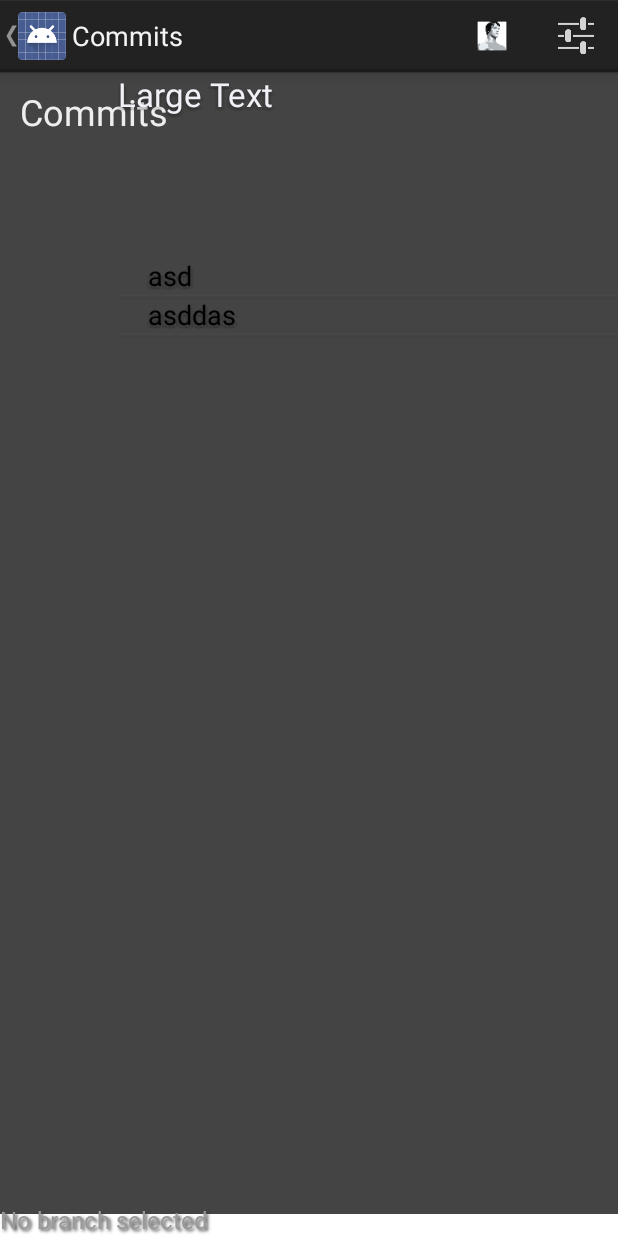
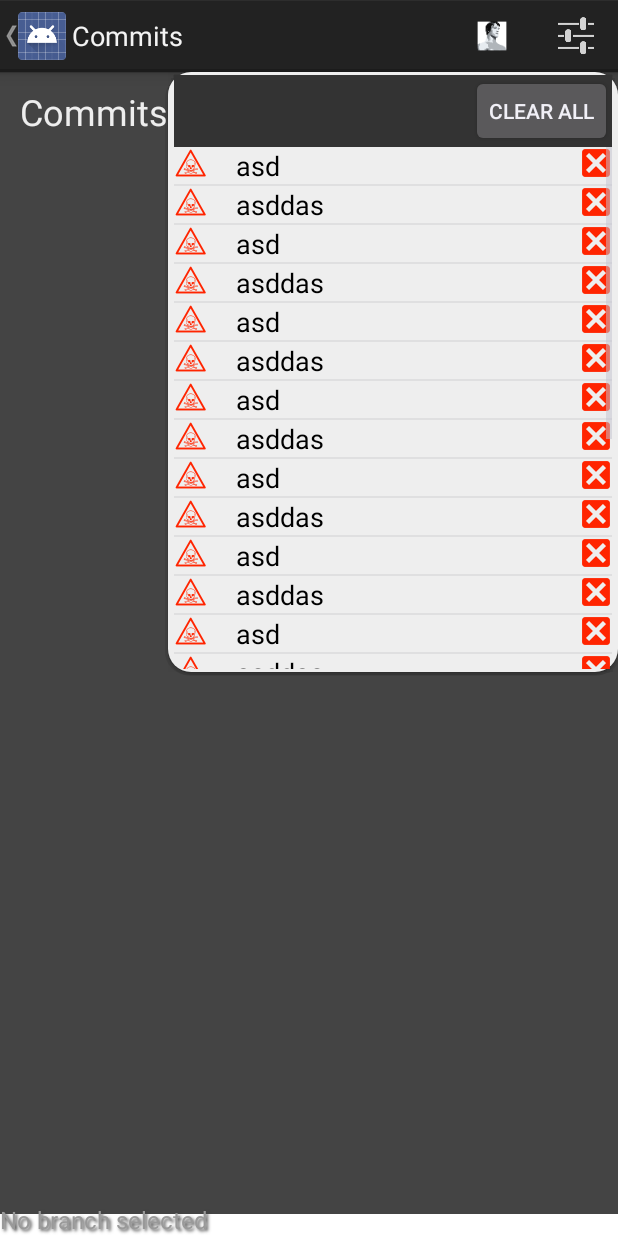
Before and after one commit to stoyicker/agile_group2, an Android app: the fragment NavigationDrawerFragment placed in its activity, after a tap on "Event Log", on a phone screen of 412 x 824 dp. Run offline under Robolectric (Android 15) with nearby library versions, the phone set to English and light mode, and no system bars; libraries missing offline, so code that uses them is left out: org.kohsuke.github; 5 statements that could not run were skipped.

Commit message:
Refines the event log ui

```diff
--- a/AgileAppModule/src/main/java/org/arnolds/agileappproject/agileappmodule/ui/activities/DrawerLayoutFragmentActivity.java
+++ b/AgileAppModule/src/main/java/org/arnolds/agileappproject/agileappmodule/ui/activities/DrawerLayoutFragmentActivity.java
@@ -4,6 +4,8 @@ import android.app.ActionBar;
 import android.content.Context;
 import android.content.Intent;
 import android.content.res.Configuration;
+import android.graphics.drawable.BitmapDrawable;
+import android.graphics.drawable.ColorDrawable;
 import android.os.Bundle;
 import android.support.v4.app.FragmentActivity;
 import android.support.v4.app.FragmentManager;
@@ -18,6 +20,7 @@ import android.view.ViewGroup;
 import android.widget.BaseAdapter;
 import android.widget.Button;
 import android.widget.ImageButton;
+import android.widget.ImageView;
 import android.widget.ListView;
 import android.widget.PopupMenu;
 import android.widget.PopupWindow;
@@ -149,13 +152,48 @@ public abstract class DrawerLayoutFragmentActivity extends FragmentActivity impl
         List<String> items = new ArrayList<String>();
         items.add("asd");
         items.add("asddas");
+        items.add("asd");
+        items.add("asddas");
+        items.add("asd");
+        items.add("asddas");
+        items.add("asd");
+        items.add("asddas");
+        items.add("asd");
+        items.add("asddas");
+        items.add("asd");
+        items.add("asddas");
+        items.add("asd");
+        items.add("asddas");
+        items.add("asd");
+        items.add("asddas");
+        items.add("asd");
+        items.add("asddas");
+        items.add("asd");
+        items.add("asddas");
+        items.add("asd");
+        items.add("asddas");
+        items.add("asd");
+        items.add("asddas");
+
 
         listView.setAdapter(new EventLogAdapter(this, items));
 
         final PopupWindow popupWindow = new PopupWindow(
-                popupView, 500, 800);
+                popupView, (int) getResources().getDimension(R.dimen.event_log_width),(int) getResources().getDimension(R.dimen.event_log_height));
+
+        popupWindow.setOnDismissListener(new PopupWindow.OnDismissListener() {
+            @Override
+            public void onDismiss() {
+                popupWindow.dismiss();
+            }
+        });
+
+        popupWindow.setBackgroundDrawable(new ColorDrawable(android.R.color.transparent));
+        popupWindow.setFocusable(true);
+        popupWindow.setOutsideTouchable(true);
 
         popupWindow.showAsDropDown(findViewById(R.id.action_event_log));
+
 
     }
 
@@ -433,6 +471,9 @@ public abstract class DrawerLayoutFragmentActivity extends FragmentActivity impl
             TextView textView = (TextView) convertView.findViewById(R.id.event_name);
             textView.setText(mItems.get(position));
 
+            ImageView imageView = (ImageView) convertView.findViewById(R.id.event_icon);
+            imageView.setImageResource(R.drawable.warning);
+
             return convertView;
         }
     }
--- /dev/null
+++ b/AgileAppModule/src/main/res/drawable/event_log_background.xml
@@ -0,0 +1,21 @@
+<?xml version="1.0" encoding="utf-8"?>
+<shape xmlns:android="http://schemas.android.com/apk/res/android"
+    android:shape="rectangle" >
+
+    <!-- Background colour -->
+    <solid android:color="@color/list_row_background1" >
+    </solid>
+
+    <!-- Padding -->
+    <padding
+        android:right="4dp"
+        android:left="4dp"
+        android:top="2dp"
+        android:bottom="2dp">
+    </padding>
+
+    <!-- Corner radius -->
+    <corners android:radius="15dp" >
+    </corners>
+
+</shape>
--- a/AgileAppModule/src/main/res/layout/event_log.xml
+++ b/AgileAppModule/src/main/res/layout/event_log.xml
@@ -1,17 +1,21 @@
 <?xml version="1.0" encoding="utf-8"?>
 
 <LinearLayout xmlns:android="http://schemas.android.com/apk/res/android"
-    android:orientation="vertical" android:layout_width="40dp"
-    android:layout_height="40dp">
-
-    <TextView
-        android:layout_width="264dp"
-        android:layout_height="123dp"
-        android:textAppearance="?android:attr/textAppearanceLarge"
-        android:text="Large Text"
-        android:id="@+id/textView"
-        android:singleLine="true" />
-
+    android:orientation="vertical" android:layout_width="wrap_content"
+    android:layout_height="wrap_content"
+    android:background="@drawable/event_log_background">
+    <RelativeLayout
+        android:layout_width="match_parent"
+        android:layout_height="wrap_content"
+        android:background="@color/drawer_list_divider">
+        <Button
+            android:id="@+id/dismiss_all_events"
+            android:layout_width="wrap_content"
+            android:layout_height="wrap_content"
+            android:text="@string/clear_all"
+            android:layout_alignParentRight="true"
+            />
+    </RelativeLayout>
     <ListView
         android:id="@+id/event_log_list"
         android:layout_width="match_parent"
--- a/AgileAppModule/src/main/res/layout/event_log_row.xml
+++ b/AgileAppModule/src/main/res/layout/event_log_row.xml
@@ -1,14 +1,25 @@
 <?xml version="1.0" encoding="utf-8"?>
-<LinearLayout xmlns:android="http://schemas.android.com/apk/res/android"
+<RelativeLayout xmlns:android="http://schemas.android.com/apk/res/android"
     android:layout_width="match_parent"
-    android:layout_height="match_parent"
-    android:orientation="vertical" >
+    android:layout_height="match_parent">
+    <ImageView
+        android:id="@+id/event_icon"
+        android:layout_width="wrap_content"
+        android:layout_height="wrap_content"
+        android:layout_alignParentLeft="true"/>
     <TextView
         android:id="@+id/event_name"
         android:layout_width="wrap_content"
         android:layout_height="wrap_content"
         android:paddingLeft="20dp"
         android:text="Medium Text"
-        android:textAppearance="?android:attr/textAppearanceMedium" />
+        android:textAppearance="?android:attr/textAppearanceMedium"
+        android:layout_toRightOf="@id/event_icon"/>
+    <ImageButton
+        android:id="@+id/dismiss_event"
+        android:layout_width="wrap_content"
+        android:layout_height="wrap_content"
+        android:background="@drawable/xmark"
+        android:layout_alignParentRight="true"/>
 
-</LinearLayout>
+</RelativeLayout>
--- a/AgileAppModule/src/main/res/menu/menu.xml
+++ b/AgileAppModule/src/main/res/menu/menu.xml
@@ -12,7 +12,8 @@
 		android:icon="@drawable/ic_action_settings"
 		android:orderInCategory="100"
 		android:showAsAction="ifRoom"
-		android:title="@string/action_settings"/>
+		android:title="@string/action_settings"
+        />
 	<item
 		android:id="@+id/action_create"
 		android:icon="@drawable/ic_action_create"
--- a/AgileAppModule/src/main/res/values/dimens.xml
+++ b/AgileAppModule/src/main/res/values/dimens.xml
@@ -28,4 +28,6 @@
 	<dimen name="loading_list_margin_to_top">100dp</dimen>
 	<dimen name="timer_view_padding">5dp</dimen>
 	<dimen name="timer_button_padding">10dp</dimen>
+    <dimen name="event_log_height">400dp</dimen>
+    <dimen name="event_log_width">300dp</dimen>
 </resources>
--- a/AgileAppModule/src/main/res/values/strings.xml
+++ b/AgileAppModule/src/main/res/values/strings.xml
@@ -42,4 +42,5 @@
 	<string name="selected_branch">No branch selected</string>
 	<string name="error_retri_commit">Error retrieving commits</string>
     <string name="event_log_title">Event Log</string>
+    <string name="clear_all">Clear all</string>
 </resources>
```
Also changed, not shown: AgileAppModule/src/main/res/drawable-hdpi/warning.png (added), AgileAppModule/src/main/res/drawable-hdpi/xmark.png (added), AgileAppModule/src/main/res/drawable-mdpi/warning.png (added), AgileAppModule/src/main/res/drawable-mdpi/xmark.png (added), AgileAppModule/src/main/res/drawable-xhdpi/warning.png (added), AgileAppModule/src/main/res/drawable-xhdpi/xmark.png (added), AgileAppModule/src/main/res/drawable-xxhdpi/warning.png (added), AgileAppModule/src/main/res/drawable-xxhdpi/xmark.png (added).
